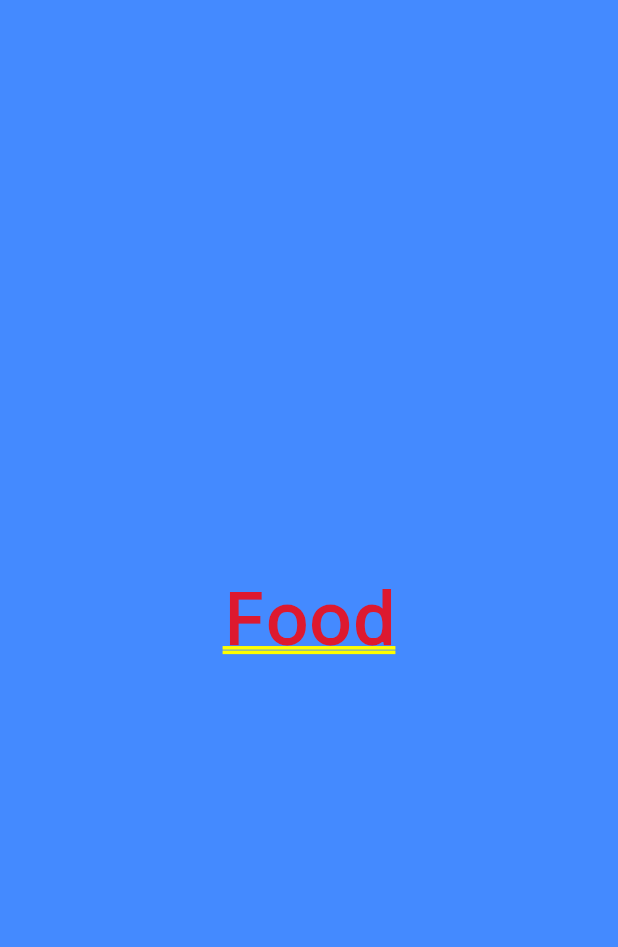
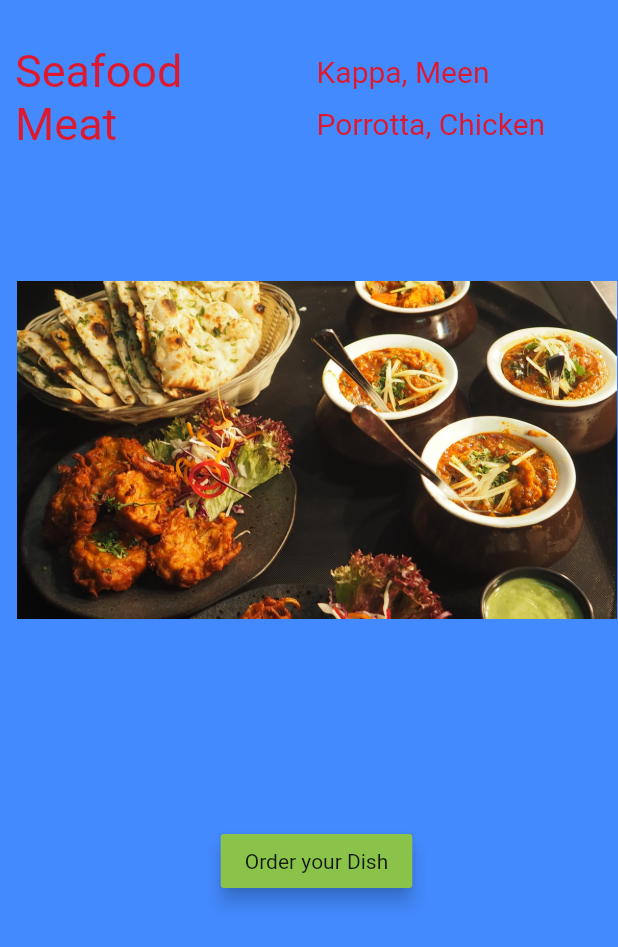
Before and after one commit to chackop/flutter_strt, a Flutter app: the screen it shows after launch, on a phone screen of 412 x 824 dp. Shown: the top 947 px of the screen. Run offline on Flutter 3.47's test engine with Material 2 defaults, Android fonts, the phone set to English and light mode, and no system bars.

Commit message:
added assets

```diff
--- a/app_widgets/lib/ui/home.dart
+++ b/app_widgets/lib/ui/home.dart
@@ -3,11 +3,111 @@ import 'package:flutter/material.dart';
 class Home extends StatelessWidget {
   @override
   Widget build(BuildContext context) {
-    return Center(child: Container(alignment: Alignment.center,color: Colors.blueAccent, child: Text("Food", textDirection: TextDirection.ltr,),
-    // height: 96.0,
-    // width: 192.0,
-    // margin: EdgeInsets.only(left: 50.0),
-    ));
+    return Center(child: Container(
+      alignment: Alignment.center,
+      color: Colors.blueAccent,
+      padding: EdgeInsets.only(top: 30.0, left: 10.0),
+      child:
+      Column(children: <Widget>[
+                Row(children: <Widget>[
+                Expanded(child:
+                Text("Seafood",
+                textDirection: TextDirection.ltr,
+                style: TextStyle(
+                  fontSize: 30.0,
+                  decoration: TextDecoration.none,
+                  fontFamily: 'Roboto',
+                  fontWeight: FontWeight.normal
+                )
+                ),
+                ),
+                Expanded(child:
+                Text("Kappa, Meen",
+                textDirection: TextDirection.ltr,
+                style: TextStyle(
+                  fontSize: 20.0,
+                  decoration: TextDecoration.none,
+                  fontFamily: 'Roboto',
+                  fontWeight: FontWeight.normal
+                )
+                ),
+                )
+
+              ],
+              ),
+              Row(children: <Widget>[
+                Expanded(child:
+                Text("Meat",
+                textDirection: TextDirection.ltr,
+                style: TextStyle(
+                  fontSize: 30.0,
+                  decoration: TextDecoration.none,
+                  fontFamily: 'Roboto',
+                  fontWeight: FontWeight.normal
+                )
+                ),
+                ),
+                Expanded(child:
+                Text("Porrotta, Chicken",
+                textDirection: TextDirection.ltr,
+                style: TextStyle(
+                  fontSize: 20.0,
+                  decoration: TextDecoration.none,
+                  fontFamily: 'Roboto',
+                  fontWeight: FontWeight.normal
+                )
+                ),
+                )
+
+              ],
+              ),
+              IndianDishWidget(),
+              OrderButton()
+
+      ],)
+
+
+
+    )
+    );
   }
 
 }
+
+class IndianDishWidget extends StatelessWidget {
+  @override
+  Widget build(BuildContext context) {
+    AssetImage indishAsset = AssetImage('images/indian-dish.png');
+    Image image = Image(image: indishAsset, width: 400.0, height: 400.0,);
+    return Container(child: image);
+  }
+}
+
+class OrderButton extends StatelessWidget {
+  @override
+  Widget build(BuildContext context) {
+    var button = Container(
+      margin: EdgeInsets.only(top: 50.0),
+      child: RaisedButton(
+        child: Text("Order your Dish"),
+        color: Colors.lightGreen,
+        elevation: 5.0,
+        onPressed: () {
+          order(context);
+        },
+      )
+    );
+    return button;
+  }
+}
+
+void order(BuildContext context) {
+  var alert = AlertDialog(
+    title: Text("Order Completed"),
+    content: Text("Thanks for your order"),
+  );
+  showDialog(
+    context: context,
+    builder: (BuildContext context) => alert
+  );
+}
```
Also changed, not shown: app_widgets/pubspec.yaml (+13 -13 lines), app_widgets/fonts/Roboto/LICENSE.txt (added), app_widgets/fonts/Roboto/Roboto-Black.ttf (added), app_widgets/fonts/Roboto/Roboto-BlackItalic.ttf (added), app_widgets/fonts/Roboto/Roboto-Bold.ttf (added), app_widgets/fonts/Roboto/Roboto-BoldItalic.ttf (added), app_widgets/fonts/Roboto/Roboto-Italic.ttf (added), app_widgets/fonts/Roboto/Roboto-Light.ttf (added), app_widgets/fonts/Roboto/Roboto-LightItalic.ttf (added), app_widgets/fonts/Roboto/Roboto-Medium.ttf (added), app_widgets/fonts/Roboto/Roboto-MediumItalic.ttf (added), app_widgets/fonts/Roboto/Roboto-Regular.ttf (added), app_widgets/fonts/Roboto/Roboto-Thin.ttf (added), app_widgets/fonts/Roboto/Roboto-ThinItalic.ttf (added), 1 more files.
